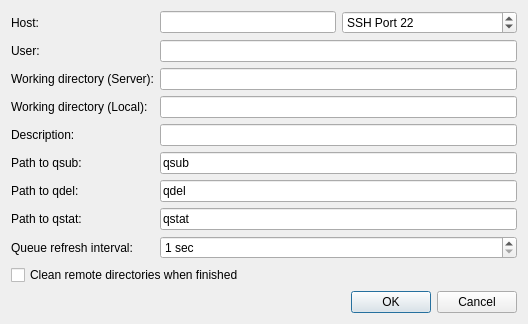
This is src/globalsearch/queueinterfaces/pbsdialog.ui in xtalopt/XtalOpt as Qt 5 draws it before an edit. The edited form follows.
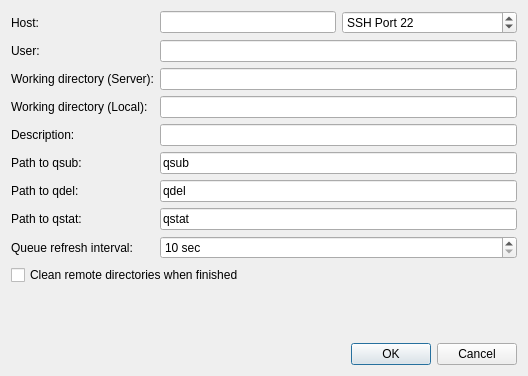
This is the edited form.

Patch:
```diff
--- a/src/globalsearch/queueinterfaces/pbsdialog.ui
+++ b/src/globalsearch/queueinterfaces/pbsdialog.ui
@@ -7,7 +7,7 @@
     <x>0</x>
     <y>0</y>
     <width>528</width>
-    <height>271</height>
+    <height>376</height>
    </rect>
   </property>
   <property name="sizePolicy">
@@ -268,7 +268,7 @@
       <string> sec</string>
      </property>
      <property name="minimum">
-      <number>1</number>
+      <number>10</number>
      </property>
      <property name="maximum">
       <number>99999</number>
```
